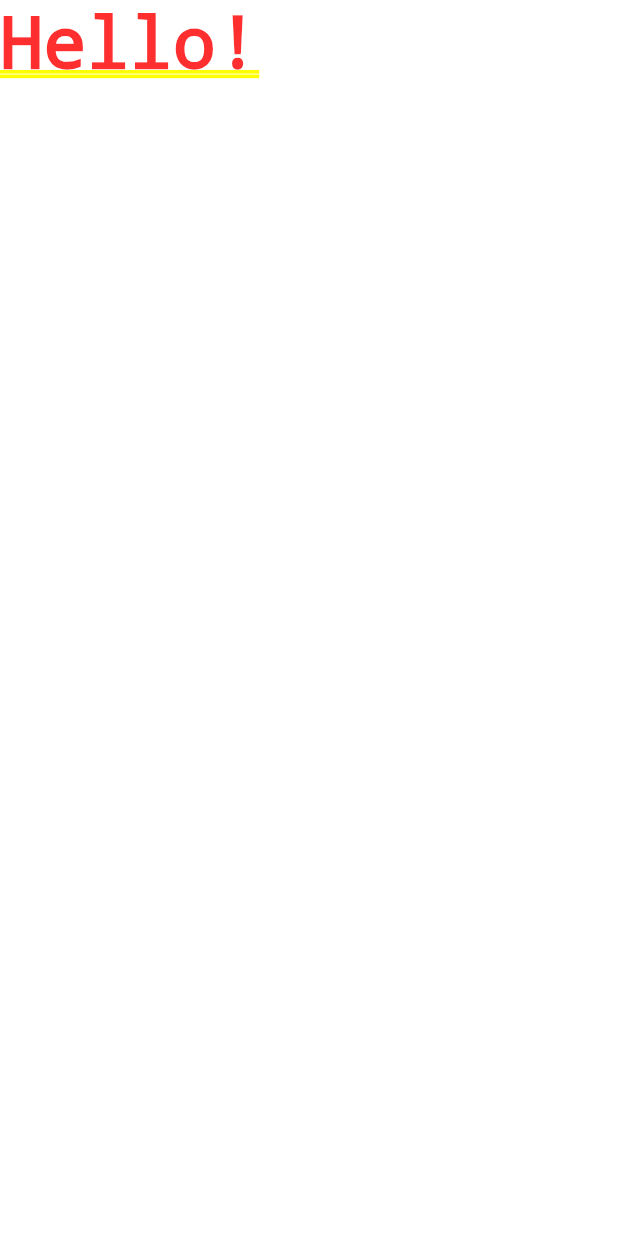
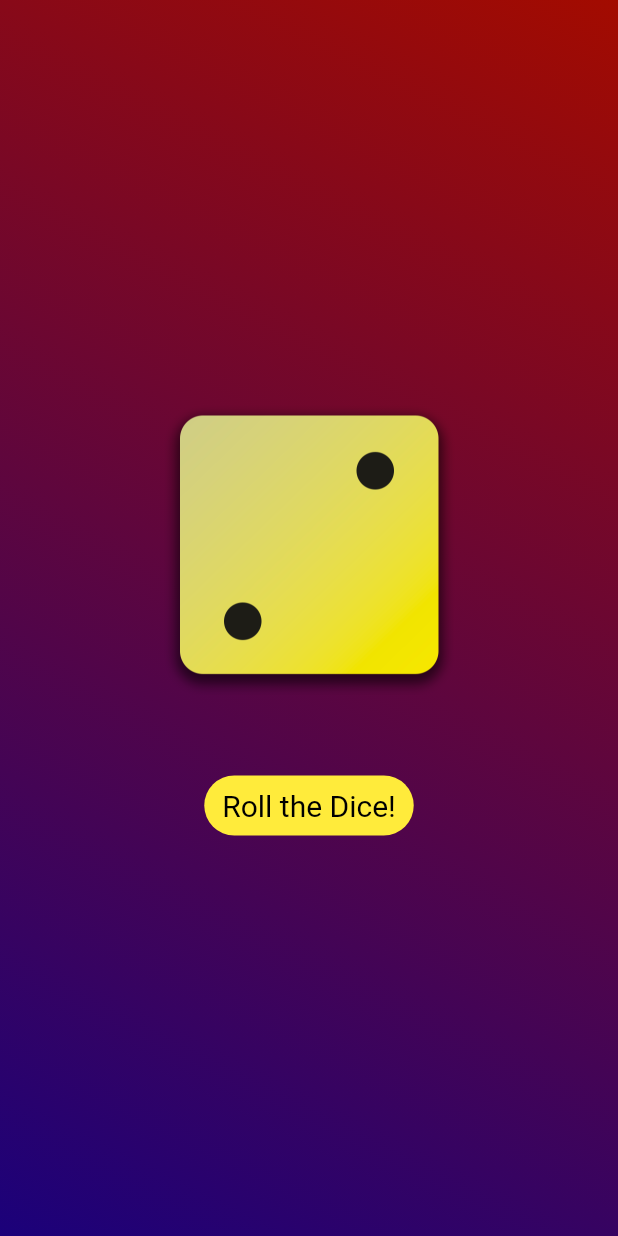
Before and after one commit to leantos/dice_app, a Flutter app: the screen it shows after launch, on a phone screen of 412 x 824 dp. Run offline on Flutter 3.47's test engine with Material 3 defaults, Android fonts, the phone set to English and light mode, and no system bars.

Commit message:
Added dices and state management

```diff
--- /dev/null
+++ b/lib/dice_roller.dart
@@ -0,0 +1,45 @@
+import 'package:flutter/material.dart';
+
+class DiceRoller extends StatefulWidget {
+  const DiceRoller({super.key});
+
+  @override
+  State<DiceRoller> createState() {
+    return _DiceRollerState();
+  }
+}
+
+class _DiceRollerState extends State<DiceRoller> {
+  var diceFace = 'assets/images/dice-2.png';
+
+  void rollDice() {
+    setState(() {
+      diceFace = 'assets/images/dice-4.png';
+    });
+  }
+
+  @override
+  Widget build(context) {
+    return Column(
+      mainAxisSize: MainAxisSize.min,
+      children: [
+        Image.asset(
+          diceFace,
+          width: 200,
+        ),
+        const SizedBox(height: 50),
+        TextButton(
+          onPressed: rollDice,
+          style: TextButton.styleFrom(
+            foregroundColor: Colors.black,
+            backgroundColor: Colors.yellow,
+            textStyle: const TextStyle(
+              fontSize: 20,
+            ),
+          ),
+          child: const Text('Roll the Dice!'),
+        )
+      ],
+    );
+  }
+}
--- /dev/null
+++ b/lib/gradient_container.dart
@@ -0,0 +1,24 @@
+import 'package:flutter/material.dart';
+import 'package:dice_app/dice_roller.dart';
+
+class GradientContainer extends StatelessWidget {
+  const GradientContainer({super.key});
+
+  @override
+  Widget build(context) {
+    return Container(
+        decoration: const BoxDecoration(
+          gradient: LinearGradient(
+            colors: [
+              Color.fromARGB(255, 27, 1, 122),
+              Color.fromARGB(255, 163, 11, 0),
+            ],
+            begin: Alignment.bottomLeft,
+            end: Alignment.topRight,
+          ),
+        ),
+        child: const Center(
+          child: DiceRoller(),
+        ));
+  }
+}
--- a/lib/main.dart
+++ b/lib/main.dart
@@ -1,9 +1,12 @@
 import 'package:flutter/material.dart';
+import 'package:dice_app/gradient_container.dart';
 
 void main() {
   runApp(
     const MaterialApp(
-      home: Text('Hello!'),
+      home: Scaffold(
+        body: GradientContainer(),
+      ),
     ),
   );
 }
```
Also changed, not shown: pubspec.yaml (+8 -3 lines), assets/images/dice-1.png (added), assets/images/dice-2.png (added), assets/images/dice-3.png (added), assets/images/dice-4.png (added), assets/images/dice-5.png (added), assets/images/dice-6.png (added).
